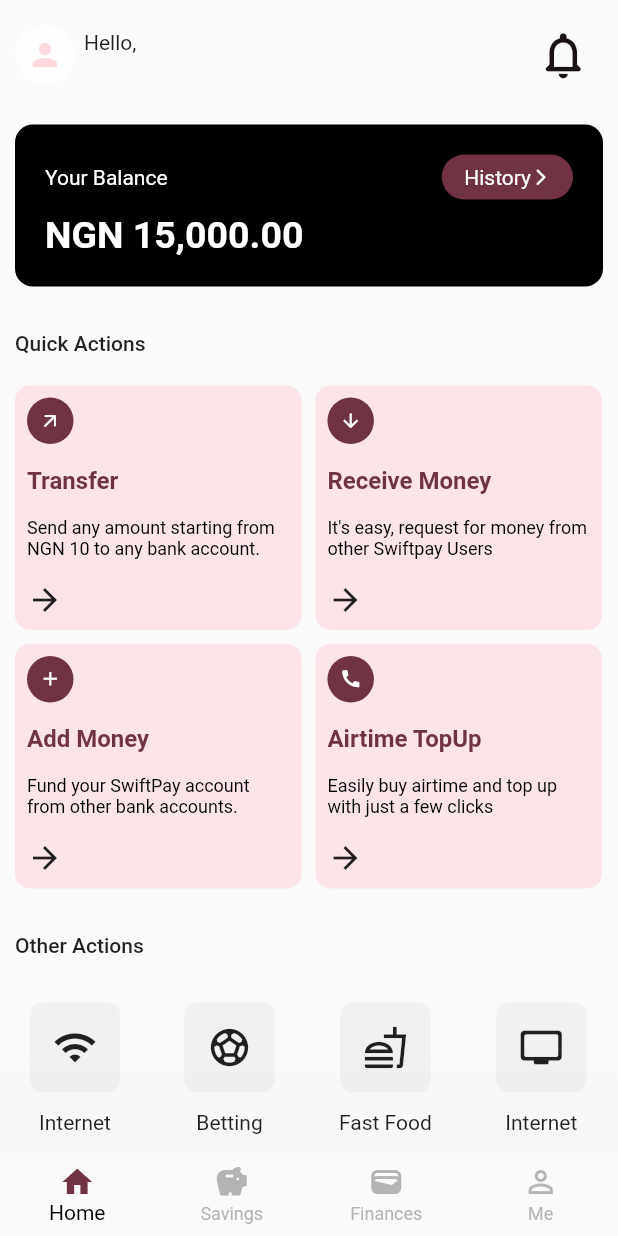
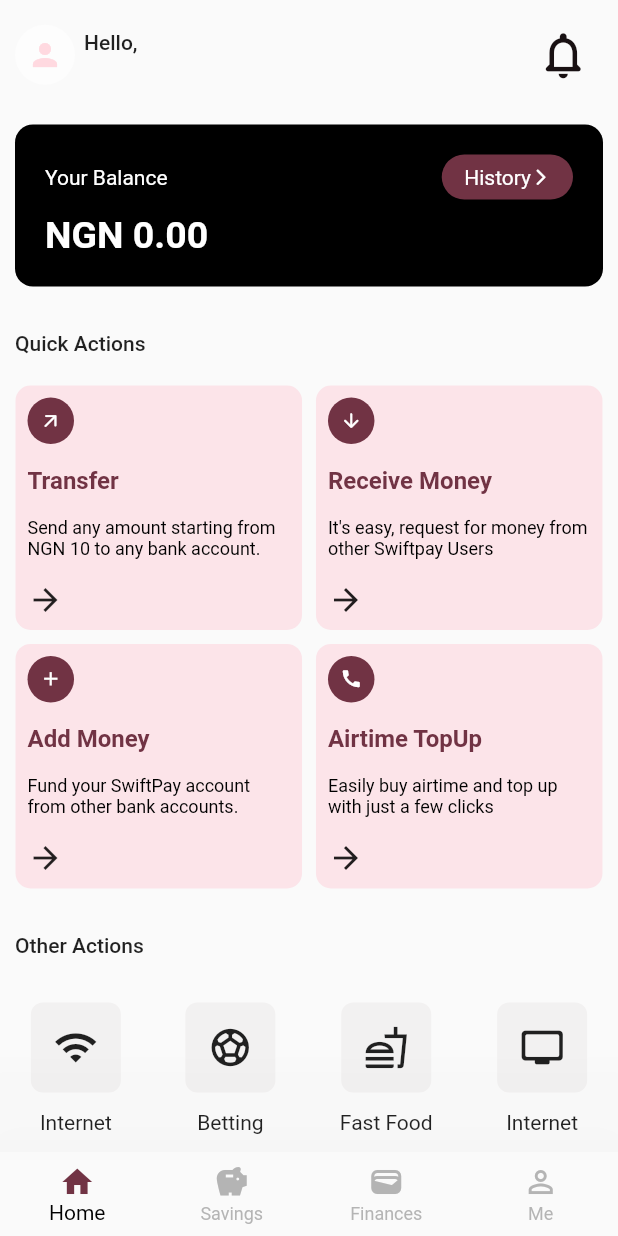
Before and after one commit to Lakesyd5/SwiftPayAPP, a Flutter app: the screen it shows once a user with an empty profile is signed in, on a phone screen of 412 x 824 dp. Run offline on Flutter 3.47's test engine with Material 2 defaults, Android fonts, the phone set to English and light mode, and no system bars; our stand-ins replace cloud_firestore, firebase_auth, firebase_core, firebase_storage, image_picker, smooth_page_indicator; accounts and stored records are empty.

Commit message:
user balance upload to firestore

```diff
--- a/lib/pages/home.dart
+++ b/lib/pages/home.dart
@@ -22,7 +22,7 @@
           Padding(
             padding: const EdgeInsets.all(10.0),
             child: Column(
-              crossAxisAlignment: CrossAxisAlignment.start,
+              crossAxisAlignment: CrossAxisAlignment.center,
               children: [
                 Row(
                     mainAxisAlignment: MainAxisAlignment.spaceBetween,
@@ -51,15 +51,19 @@
                                 children: [
                                   CircleAvatar(
                                     backgroundColor: Colors.white54,
-                                    backgroundImage: imageURL.isNotEmpty ? NetworkImage(imageURL) : null,
-                                    child: imageURL.isNotEmpty ? null : Icon(Icons.person),
+                                    backgroundImage: imageURL.isNotEmpty
+                                        ? NetworkImage(imageURL)
+                                        : null,
+                                    child: imageURL.isNotEmpty
+                                        ? null
+                                        : Icon(Icons.person),
                                   ),
                                   const SizedBox(width: 6),
                                   Column(
                                     crossAxisAlignment:
                                         CrossAxisAlignment.start,
                                     children: [
-                                      Text('Hello, $firstName'),
+                                      Text('Hello, $firstName', style: TextStyle(fontWeight: FontWeight.w500),),
                                       // SizedBox(height: 4),
                                       Text('$firstName $lastName',
                                           style: TextStyle(
@@ -87,10 +91,13 @@
                 CardDisplay(),
                 const SizedBox(height: 30),
 
-                Text(
-                  'Quick Actions',
-                  style: Theme.of(context).textTheme.labelLarge,
-                  textAlign: TextAlign.start,
+                Container(
+                  width: double.infinity,
+                  child: Text(
+                    'Quick Actions',
+                    style: Theme.of(context).textTheme.labelLarge,
+                    textAlign: TextAlign.start,
+                  ),
                 ),
                 const SizedBox(height: 20),
 
@@ -98,10 +105,13 @@
                 QuickActionScreen(),
                 const SizedBox(height: 30),
 
-                Text(
-                  'Other Actions',
-                  style: Theme.of(context).textTheme.labelLarge,
-                  textAlign: TextAlign.start,
+                Container(
+                  width: double.infinity,
+                  child: Text(
+                    'Other Actions',
+                    style: Theme.of(context).textTheme.labelLarge,
+                    // textAlign: TextAlign.start,
+                  ),
                 ),
                 const SizedBox(height: 20),
 
--- a/lib/screens/auth.dart
+++ b/lib/screens/auth.dart
@@ -24,6 +24,7 @@
   var _enteredEmail = '';
   var _enteredPassword = '';
   var _enteredPhoneNumber = '';
+  final _userBalance = '15,000';
   var _isAuthenticating = false;
 
   void _submit() async {
@@ -58,6 +59,7 @@
           'Lastname': _enteredLastname,
           'email': _enteredEmail,
           'Phone Number': _enteredPhoneNumber,
+          'Account Balance': _userBalance,
         };
 
         db.collection('users').doc(userCredentials.user!.uid).set(userData);
--- a/lib/screens/transfer.dart
+++ b/lib/screens/transfer.dart
@@ -69,6 +69,7 @@
 
                 const SizedBox(height: 20),
 
+
                 // SelectBank Button
                 ElevatedButton.icon(
                   onPressed: () {
--- a/lib/widgets/display_card.dart
+++ b/lib/widgets/display_card.dart
@@ -1,7 +1,14 @@
 import 'package:flutter/material.dart';
+import 'package:firebase_auth/firebase_auth.dart';
+import 'package:cloud_firestore/cloud_firestore.dart';
 
 class CardDisplay extends StatelessWidget {
   const CardDisplay({super.key});
+
+  Future<DocumentSnapshot<Map<String, dynamic>>> fetchUserData() async {
+    final userId = FirebaseAuth.instance.currentUser!.uid;
+    return FirebaseFirestore.instance.collection('users').doc(userId).get();
+  }
 
   @override
   Widget build(BuildContext context) {
@@ -17,7 +24,7 @@
                     Row(
                           mainAxisAlignment: MainAxisAlignment.spaceBetween,
                           children: [
-                        const Text(
+                            Text(
                               'Your Balance',
                               style: TextStyle(color: Colors.white),
                             ),
@@ -45,11 +52,29 @@
                                 ],
                               ),
                             )
-                      ],
+                          ]
                         ),
                     const SizedBox(height: 9),
 
-                    const Text('NGN 15,000.00', style: TextStyle(color: Colors.white, fontSize: 25, fontWeight: FontWeight.bold),),
+                    FutureBuilder(
+                      future: fetchUserData(),
+                      builder: (context, snapshot) {
+                        if (snapshot.connectionState == ConnectionState.waiting) {
+                          // While fetching data display a circular indicator
+                          return CircularProgressIndicator();
+                        } else if(snapshot.hasError) {
+                          // If there is an error
+                          return Text('Error: ${snapshot.hasError}');
+                        } else if (snapshot.hasData) {
+                          final userData = snapshot.data!.data();
+                          final balance = userData?['Account Balance']?? '';
+
+                        return Text('NGN $balance.00', style: TextStyle(color: Colors.white, fontSize: 25, fontWeight: FontWeight.bold),);
+                        }else {
+                          return Container();
+                        }
+                      }
+                    ),
                   ],
                 ),
               );
```
Also changed, not shown: 2 other files. Lines whose indentation alone changed are shown as unchanged.
